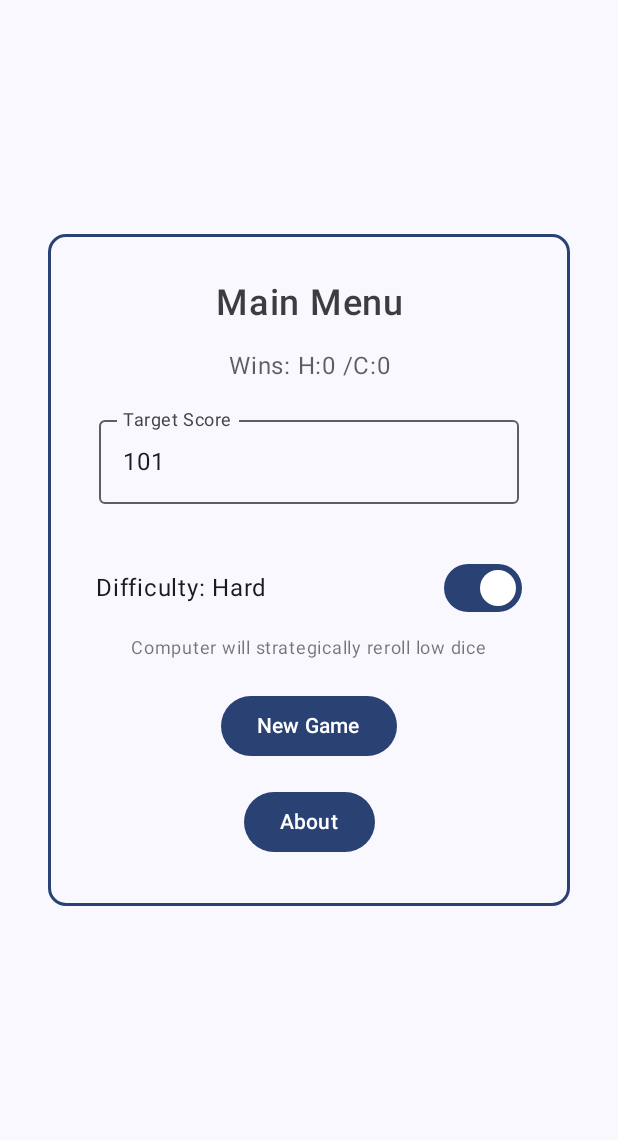
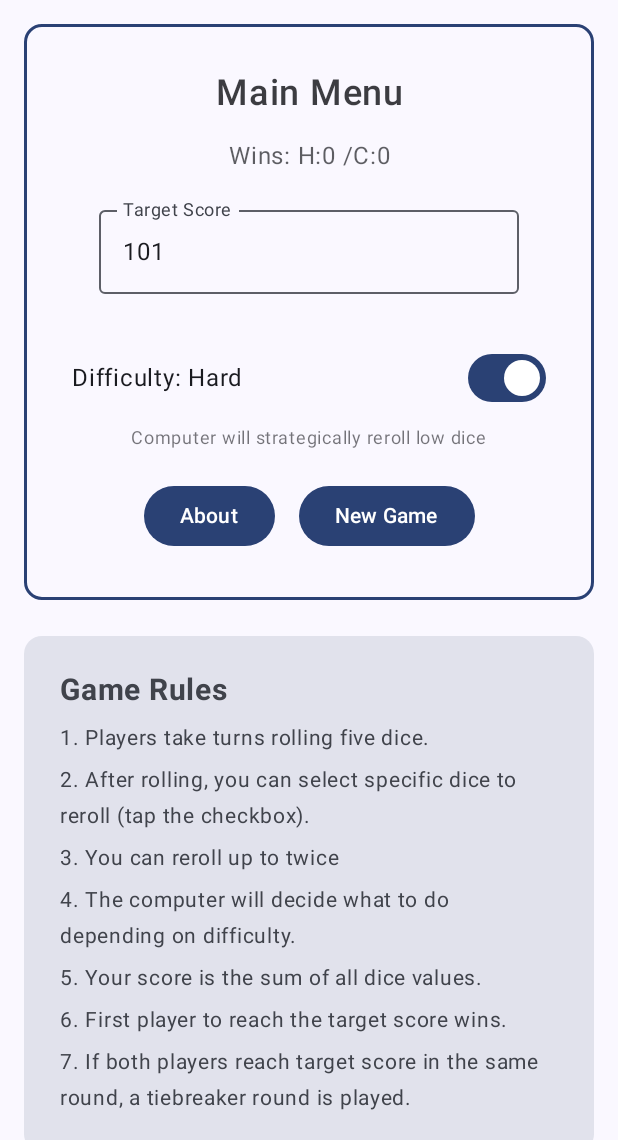
Before and after one commit to sameerasw/dicing, an Android app built with Jetpack Compose: the screen it shows after launch (MainActivity), on a phone screen of 412 x 824 dp, the part 96-1236 px from its top. Run offline under Robolectric (Android 15) with nearby library versions, the phone set to English and light mode, and no system bars.

Commit message:
Scrollable menu, removed top bar in the game and game rules

```diff
--- a/app/src/main/java/com/sameerasw/dicing/Dice.kt
+++ b/app/src/main/java/com/sameerasw/dicing/Dice.kt
@@ -2,6 +2,7 @@ package com.sameerasw.dicing
 
 import androidx.compose.foundation.Image
 import androidx.compose.foundation.layout.size
+import androidx.compose.material3.MaterialTheme
 import androidx.compose.runtime.Composable
 import androidx.compose.ui.Modifier
 import androidx.compose.ui.graphics.ColorFilter
@@ -9,7 +10,7 @@ import androidx.compose.ui.res.painterResource
 import androidx.compose.ui.unit.dp
 
 @Composable
-fun Dice(value: Int, tint: ColorFilter) {
+fun Dice(value: Int, tint: ColorFilter = ColorFilter.tint(MaterialTheme.colorScheme.primary)) {
 
     // mapping the dice value to the corresponding drawable resource
     val imageResource = when (value) {
--- a/app/src/main/java/com/sameerasw/dicing/GameActivity.kt
+++ b/app/src/main/java/com/sameerasw/dicing/GameActivity.kt
@@ -29,9 +29,6 @@ class GameActivity : ComponentActivity() {
             DicingTheme {
                 Scaffold(
                     modifier = Modifier.fillMaxSize(),
-                    topBar = {
-                        DicingTopBar(title = "Playing to ${intent.getIntExtra("targetScore", 101)}")
-                    },
                 ) { innerPadding ->
                     Box(
                         modifier = Modifier
--- a/app/src/main/java/com/sameerasw/dicing/GameScreen.kt
+++ b/app/src/main/java/com/sameerasw/dicing/GameScreen.kt
@@ -158,6 +158,7 @@ fun GameScreen(
             horizontalAlignment = CenterHorizontally,
             verticalArrangement = Arrangement.SpaceBetween
         ) {
+            // Top - Scores
             Row(
                 modifier = Modifier
                     .fillMaxWidth()
@@ -170,7 +171,7 @@ fun GameScreen(
                     fontSize = 20.sp
                 )
                 Text(
-                    text = "Mode: ${if (useSmartStrategy) "Hard" else "Easy"}",
+                    text = "Mode: ${if (useSmartStrategy) "Hard" else "Easy"} | Target: $targetScore",
                     fontSize = 14.sp,
                     color = MaterialTheme.colorScheme.onSurface.copy(alpha = 0.7f)
                 )
@@ -183,6 +184,7 @@ fun GameScreen(
                 }
             }
 
+            // Middle - Dice
             Column(horizontalAlignment = CenterHorizontally,
                 verticalArrangement = Arrangement.Center) {
                 Row(verticalAlignment = Alignment.CenterVertically) {
--- a/app/src/main/java/com/sameerasw/dicing/MainMenu.kt
+++ b/app/src/main/java/com/sameerasw/dicing/MainMenu.kt
@@ -2,6 +2,8 @@ package com.sameerasw.dicing
 
 import androidx.compose.foundation.border
 import androidx.compose.foundation.layout.*
+import androidx.compose.foundation.rememberScrollState
+import androidx.compose.foundation.verticalScroll
 import androidx.compose.material3.*
 import androidx.compose.runtime.*
 import androidx.compose.runtime.saveable.rememberSaveable
@@ -20,10 +22,22 @@ fun MainMenu(humanWins: Int, computerWins: Int, onNavigateToGame: (Int, Boolean)
     var errorMessage by rememberSaveable { mutableStateOf("") }
     var useSmartStrategy by rememberSaveable { mutableStateOf(true) }
 
+    // scrollable in case of overflow
+    val scrollState = rememberScrollState()
+
     Column(
         horizontalAlignment = Alignment.CenterHorizontally,
         modifier = Modifier
-            .padding(32.dp)
+            .fillMaxSize()
+            .verticalScroll(scrollState)
+            .padding(16.dp)
+    ) {
+        // Main Menu Box
+        Box(modifier = Modifier.fillMaxWidth()) {
+            Column(
+                horizontalAlignment = Alignment.CenterHorizontally,
+                modifier = Modifier
+                    .fillMaxWidth()
                     .border(width = 2.dp, color = MaterialTheme.colorScheme.primary, shape = MaterialTheme.shapes.medium)
                     .padding(32.dp)
             ) {
@@ -97,6 +111,13 @@ fun MainMenu(humanWins: Int, computerWins: Int, onNavigateToGame: (Int, Boolean)
                 Spacer(modifier = Modifier.height(16.dp))
 
                 // Options
+                Row {
+                    Button(onClick = { showDialog = true }) {
+                        Text(text = "About")
+                    }
+
+                    Spacer(modifier = Modifier.width(16.dp))
+
                     Button(onClick = {
                         val score = targetScore.toIntOrNull()
                         if (score == null || score <= 0) {
@@ -107,12 +128,100 @@ fun MainMenu(humanWins: Int, computerWins: Int, onNavigateToGame: (Int, Boolean)
                     }) {
                         Text(text = "New Game")
                     }
+                }
+            }
+        }
 
+        // Game Rules Section
+        Spacer(modifier = Modifier.height(24.dp))
+
+        Card(
+            modifier = Modifier.fillMaxWidth(),
+            colors = CardDefaults.cardColors(
+                containerColor = MaterialTheme.colorScheme.surfaceVariant
+            )
+        ) {
+            Column(
+                modifier = Modifier.padding(24.dp)
+            ) {
+                Text(
+                    text = "Game Rules",
+                    fontSize = 20.sp,
+                    fontWeight = FontWeight.Bold,
+                    color = MaterialTheme.colorScheme.onSurfaceVariant
+                )
+
+                Spacer(modifier = Modifier.height(8.dp))
+
+                Text(
+                    text = "1. Players take turns rolling five dice.",
+                    fontSize = 14.sp,
+                    color = MaterialTheme.colorScheme.onSurfaceVariant
+                )
+
+                Spacer(modifier = Modifier.height(4.dp))
+
+                Text(
+                    text = "2. After rolling, you can select specific dice to reroll (tap the checkbox).",
+                    fontSize = 14.sp,
+                    color = MaterialTheme.colorScheme.onSurfaceVariant
+                )
+
+                Spacer(modifier = Modifier.height(4.dp))
+
+                Text(
+                    text = "3. You can reroll up to twice",
+                    fontSize = 14.sp,
+                    color = MaterialTheme.colorScheme.onSurfaceVariant
+                )
+
+                Spacer(modifier = Modifier.height(4.dp))
+
+                Text(
+                    text = "4. The computer will decide what to do depending on difficulty.",
+                    fontSize = 14.sp,
+                    color = MaterialTheme.colorScheme.onSurfaceVariant
+                )
+
+                Spacer(modifier = Modifier.height(4.dp))
+
+                Text(
+                    text = "5. Your score is the sum of all dice values.",
+                    fontSize = 14.sp,
+                    color = MaterialTheme.colorScheme.onSurfaceVariant
+                )
+
+                Spacer(modifier = Modifier.height(4.dp))
+
+                Text(
+                    text = "6. First player to reach the target score wins.",
+                    fontSize = 14.sp,
+                    color = MaterialTheme.colorScheme.onSurfaceVariant
+                )
+
+                Spacer(modifier = Modifier.height(4.dp))
+
+                Text(
+                    text = "7. If both players reach target score in the same round, a tiebreaker round is played.",
+                    fontSize = 14.sp,
+                    color = MaterialTheme.colorScheme.onSurfaceVariant
+                )
+            }
+        }
+
+        Spacer(modifier = Modifier.height(24.dp))
+
+        // all teh dices from 1 to 6 are displayed
+        Row {
+            for (i in 1..6) {
+                Dice(
+                    value = i
+                )
+            }
+        }
+
+        // Add some space at the bottom for better scrolling experience
         Spacer(modifier = Modifier.height(16.dp))
-
-        Button(onClick = { showDialog = true }) {
-            Text(text = "About")
-        }
     }
 
     if (showDialog) {
```
Lines whose indentation alone changed are shown as unchanged.
